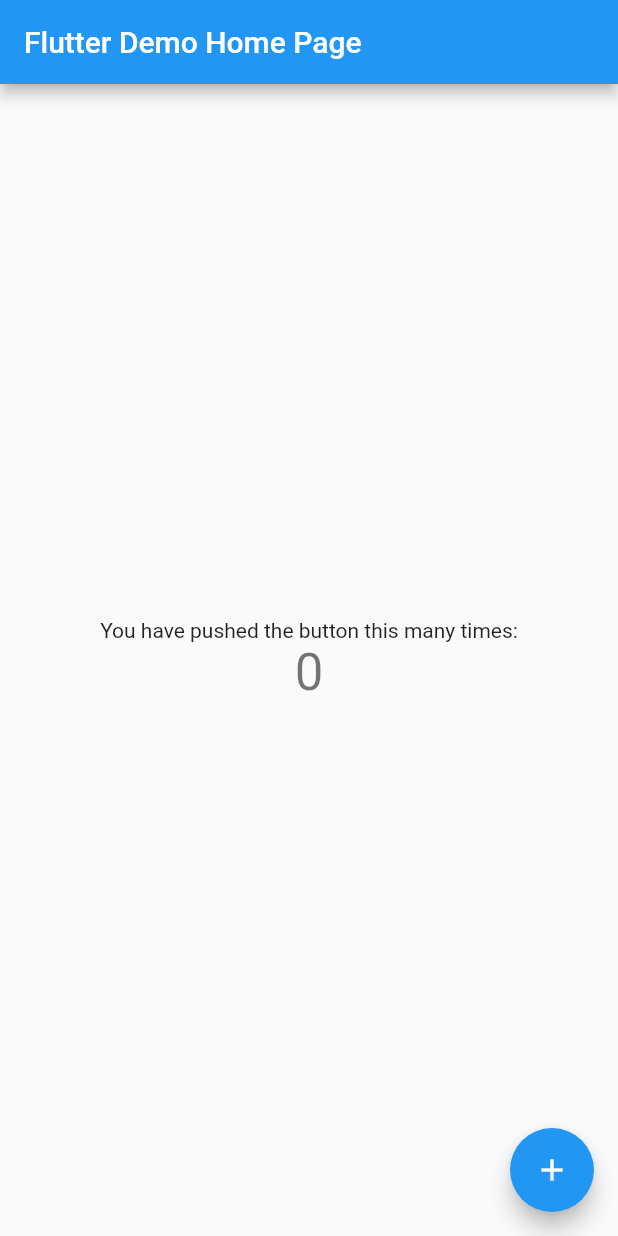
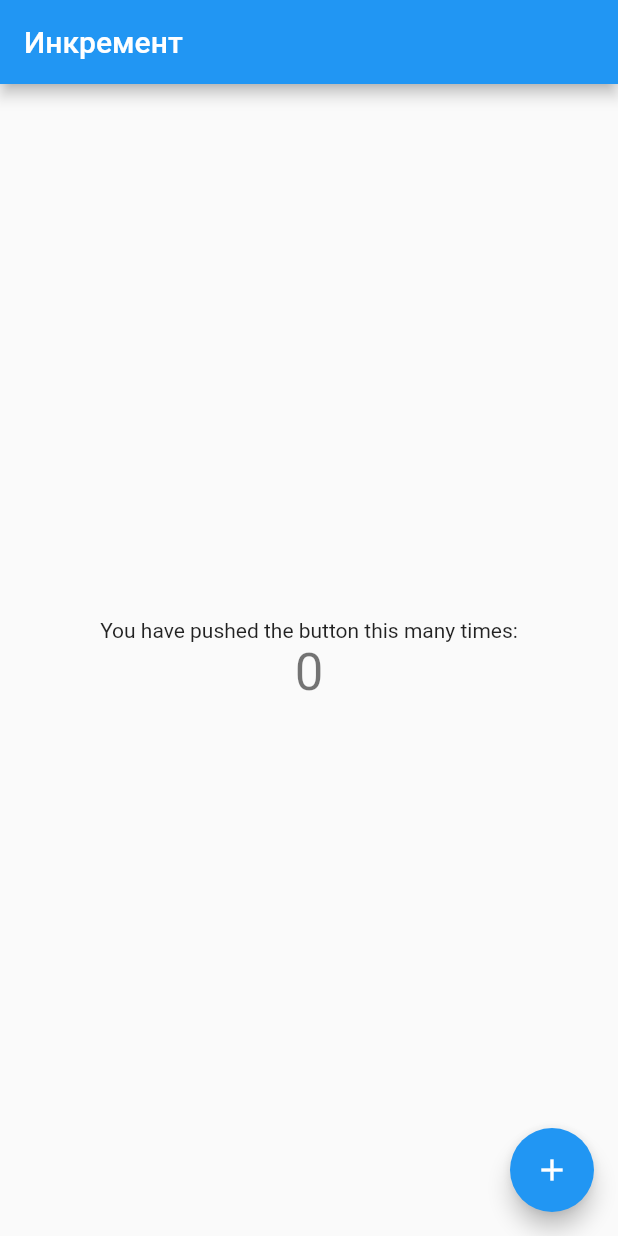
Before and after one commit to malis49/IT2003_Silin, a Flutter app: the screen it shows after launch, on a phone screen of 412 x 824 dp. Run offline on Flutter 3.47's test engine with Material 2 defaults, Android fonts, the phone set to English and light mode, and no system bars.

Commit message:
Заменил название приложения и заголовок на Инкремент

```diff
--- a/lab3/lib/main.dart
+++ b/lab3/lib/main.dart
@@ -6,25 +6,15 @@ void main() {
 
 class MyApp extends StatelessWidget {
   const MyApp({super.key});
-
-  // This widget is the root of your application.
   @override
   Widget build(BuildContext context) {
     return MaterialApp(
-      title: 'Flutter Demo',
+      title: 'Инкремент',
       theme: ThemeData(
-        // This is the theme of your application.
-        //
-        // Try running your application with "flutter run". You'll see the
-        // application has a blue toolbar. Then, without quitting the app, try
-        // changing the primarySwatch below to Colors.green and then invoke
-        // "hot reload" (press "r" in the console where you ran "flutter run",
-        // or simply save your changes to "hot reload" in a Flutter IDE).
-        // Notice that the counter didn't reset back to zero; the application
-        // is not restarted.
+
         primarySwatch: Colors.blue,
       ),
-      home: const MyHomePage(title: 'Flutter Demo Home Page'),
+      home: const MyHomePage(title: 'Инкремент'),
     );
   }
 }
@@ -32,14 +22,7 @@ class MyApp extends StatelessWidget {
 class MyHomePage extends StatefulWidget {
   const MyHomePage({super.key, required this.title});
 
-  // This widget is the home page of your application. It is stateful, meaning
-  // that it has a State object (defined below) that contains fields that affect
-  // how it looks.
 
-  // This class is the configuration for the state. It holds the values (in this
-  // case the title) provided by the parent (in this case the App widget) and
-  // used by the build method of the State. Fields in a Widget subclass are
-  // always marked "final".
 
   final String title;
 
@@ -52,47 +35,23 @@ class _MyHomePageState extends State<MyHomePage> {
 
   void _incrementCounter() {
     setState(() {
-      // This call to setState tells the Flutter framework that something has
-      // changed in this State, which causes it to rerun the build method below
-      // so that the display can reflect the updated values. If we changed
-      // _counter without calling setState(), then the build method would not be
-      // called again, and so nothing would appear to happen.
+
       _counter++;
     });
   }
 
   @override
   Widget build(BuildContext context) {
-    // This method is rerun every time setState is called, for instance as done
-    // by the _incrementCounter method above.
-    //
-    // The Flutter framework has been optimized to make rerunning build methods
-    // fast, so that you can just rebuild anything that needs updating rather
-    // than having to individually change instances of widgets.
+
     return Scaffold(
       appBar: AppBar(
-        // Here we take the value from the MyHomePage object that was created by
-        // the App.build method, and use it to set our appbar title.
+
         title: Text(widget.title),
       ),
       body: Center(
-        // Center is a layout widget. It takes a single child and positions it
-        // in the middle of the parent.
+
         child: Column(
-          // Column is also a layout widget. It takes a list of children and
-          // arranges them vertically. By default, it sizes itself to fit its
-          // children horizontally, and tries to be as tall as its parent.
-          //
-          // Invoke "debug painting" (press "p" in the console, choose the
-          // "Toggle Debug Paint" action from the Flutter Inspector in Android
-          // Studio, or the "Toggle Debug Paint" command in Visual Studio Code)
-          // to see the wireframe for each widget.
-          //
-          // Column has various properties to control how it sizes itself and
-          // how it positions its children. Here we use mainAxisAlignment to
-          // center the children vertically; the main axis here is the vertical
-          // axis because Columns are vertical (the cross axis would be
-          // horizontal).
+
           mainAxisAlignment: MainAxisAlignment.center,
           children: <Widget>[
             const Text(
@@ -109,7 +68,7 @@ class _MyHomePageState extends State<MyHomePage> {
         onPressed: _incrementCounter,
         tooltip: 'Increment',
         child: const Icon(Icons.add),
-      ), // This trailing comma makes auto-formatting nicer for build methods.
+      ),
     );
   }
 }
```
